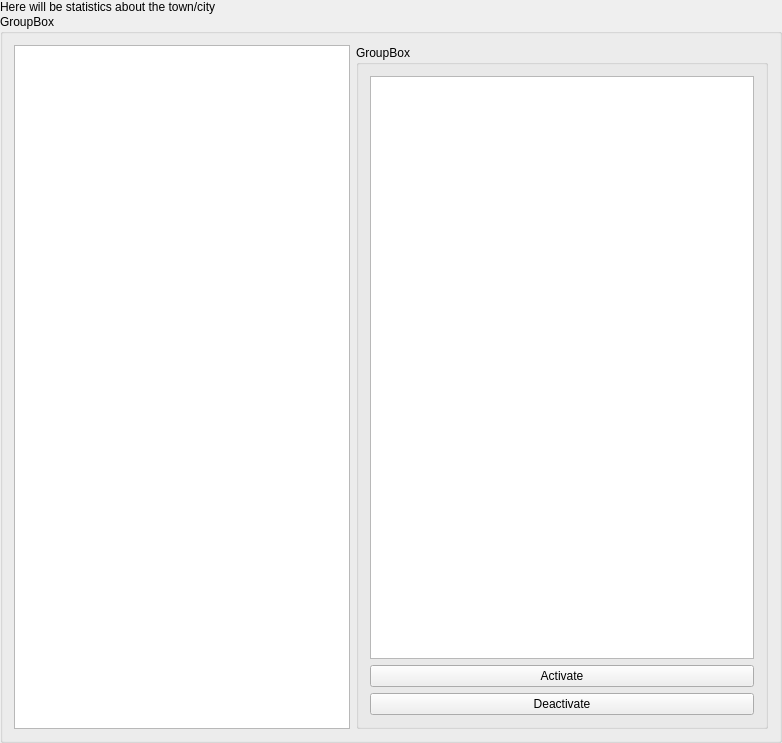
The window that src/mainwindow.ui (kokhnovich/PaperTown) describes before a commit, drawn with Qt 5.
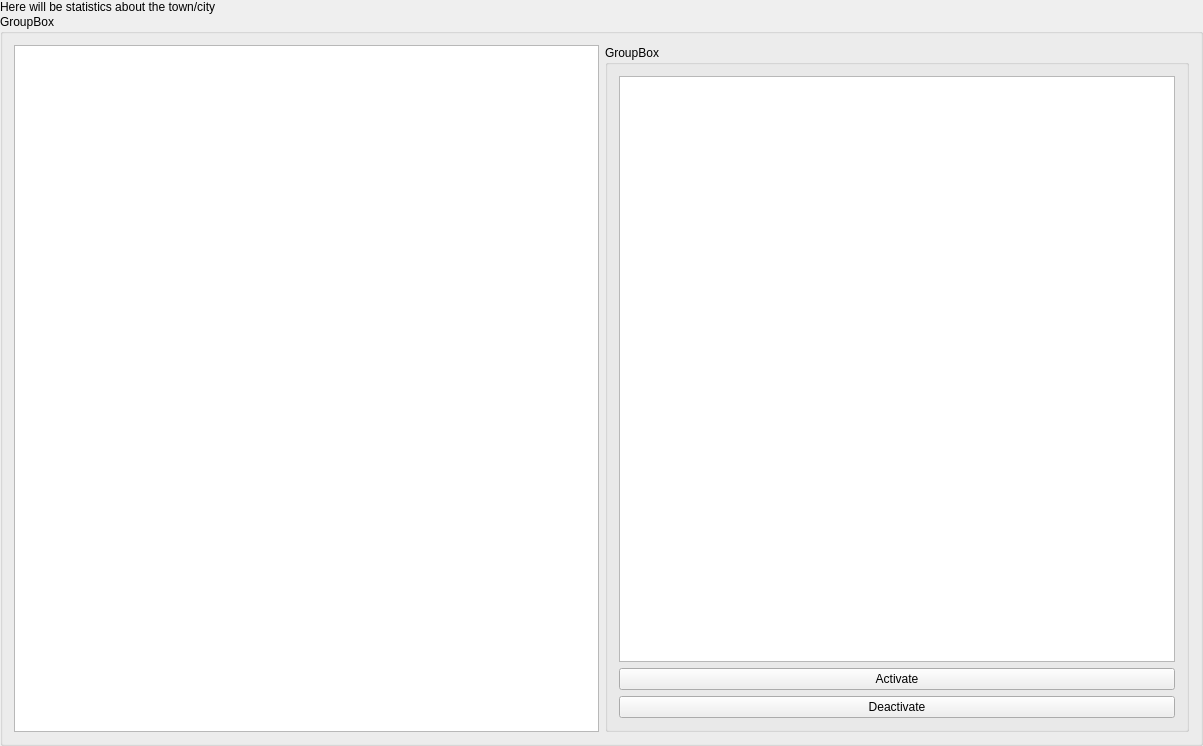
The same window after the commit. Icons and pictures are not drawn.

Patch:
```diff
--- a/src/mainwindow.ui
+++ b/src/mainwindow.ui
@@ -6,8 +6,8 @@
    <rect>
     <x>0</x>
     <y>0</y>
-    <width>782</width>
-    <height>743</height>
+    <width>1203</width>
+    <height>746</height>
    </rect>
   </property>
   <property name="windowTitle">
```
